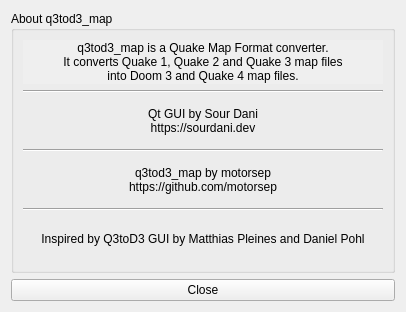
Qt form about.ui (sour-dani/q3tod3_map) before a commit.
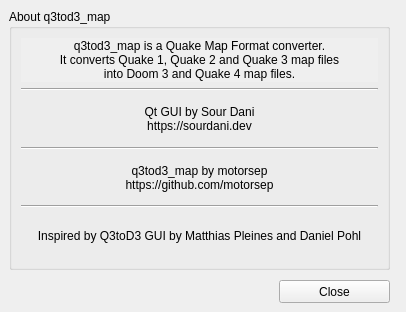
The same form after that commit.

Commit message: feat: open about window from menu bar

Patch:
```diff
--- a/about.ui
+++ b/about.ui
@@ -19,9 +19,15 @@
   <property name="windowTitle">
    <string>About</string>
   </property>
-  <layout class="QVBoxLayout" name="verticalLayout">
-   <item>
     <widget class="QGroupBox" name="groupBox">
+   <property name="geometry">
+    <rect>
+     <x>9</x>
+     <y>9</y>
+     <width>381</width>
+     <height>261</height>
+    </rect>
+   </property>
      <property name="title">
       <string>About q3tod3_map</string>
      </property>
@@ -96,15 +102,19 @@
       </item>
      </layout>
     </widget>
-   </item>
-   <item>
     <widget class="QPushButton" name="closeBtn">
+   <property name="geometry">
+    <rect>
+     <x>279</x>
+     <y>280</y>
+     <width>111</width>
+     <height>23</height>
+    </rect>
+   </property>
      <property name="text">
       <string>Close</string>
      </property>
     </widget>
-   </item>
-  </layout>
  </widget>
  <resources/>
  <connections/>
```
Lines whose indentation alone changed are shown as unchanged. The commit also changes 4 other files.
